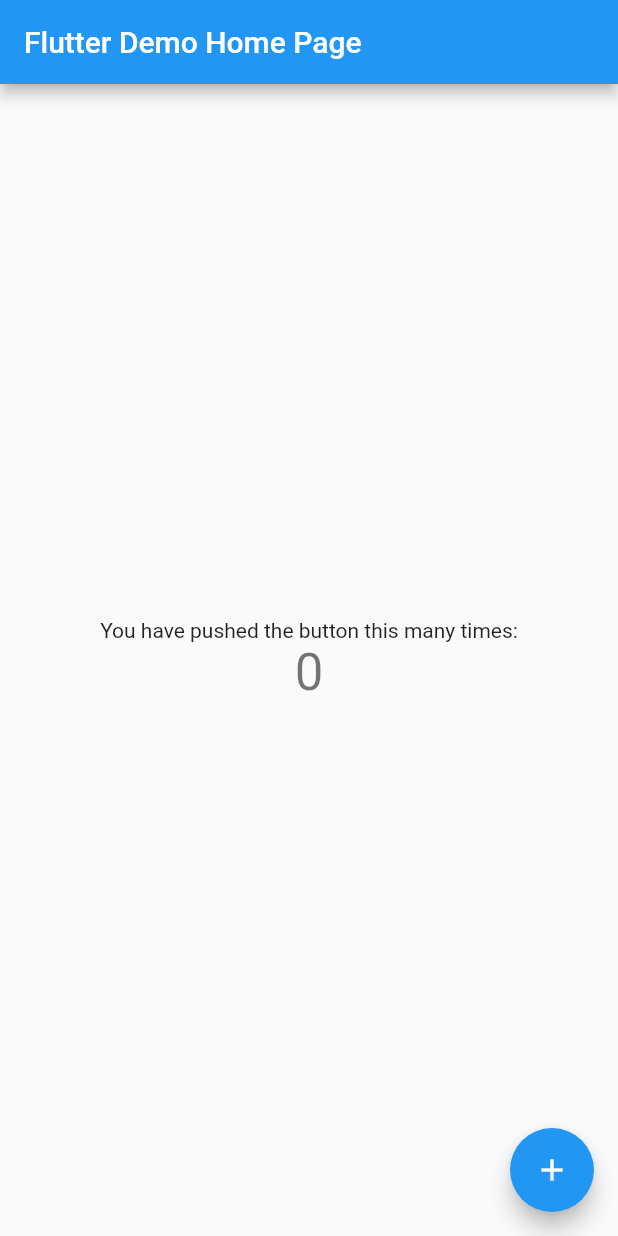
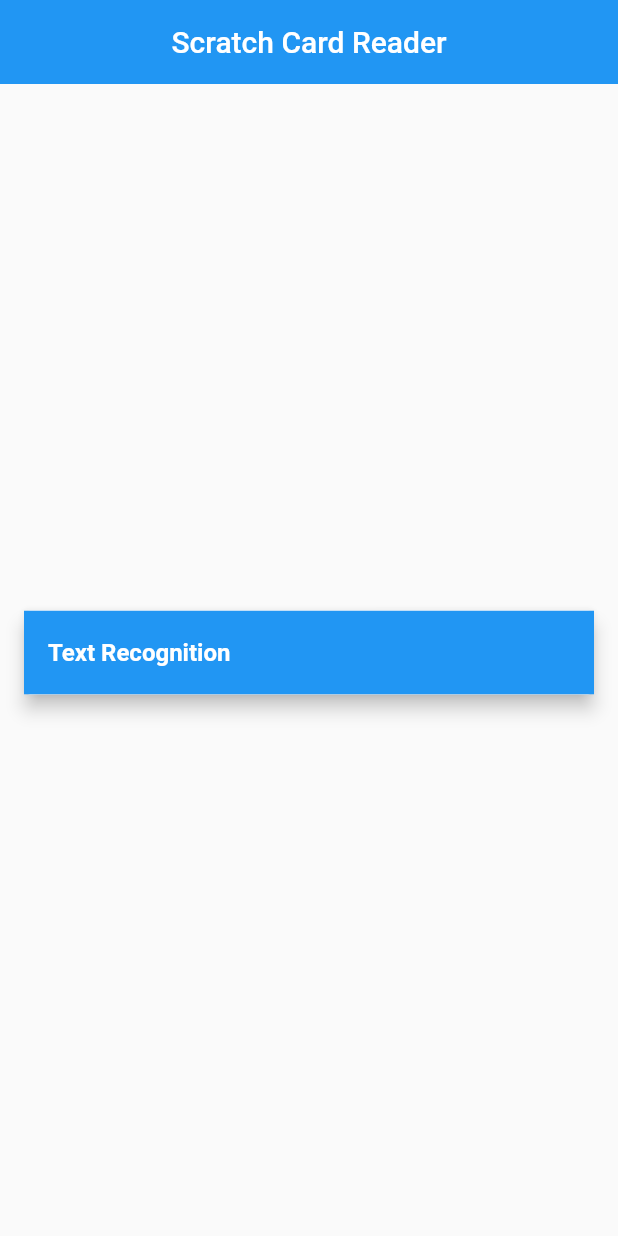
Before and after one commit to ArunaNuwantha/Scratch-Card-Reader, a Flutter app: the screen it shows after launch, on a phone screen of 412 x 824 dp. Run offline on Flutter 3.47's test engine with Material 2 defaults, Android fonts, the phone set to English and light mode, and no system bars; our stand-ins replace camera.

Commit message:
created camera & text recognizer widgets

```diff
--- a/sc_reader/lib/main.dart
+++ b/sc_reader/lib/main.dart
@@ -1,115 +1,84 @@
+import 'package:camera/camera.dart';
 import 'package:flutter/material.dart';
 
-void main() {
-  runApp(const MyApp());
+import 'vision_detector_views/text_detector_view.dart';
+
+List<CameraDescription> cameras = [];
+
+Future<void> main() async {
+  WidgetsFlutterBinding.ensureInitialized();
+
+  cameras = await availableCameras();
+
+  runApp(MyApp());
 }
 
 class MyApp extends StatelessWidget {
-  const MyApp({Key? key}) : super(key: key);
-
-  // This widget is the root of your application.
   @override
   Widget build(BuildContext context) {
     return MaterialApp(
-      title: 'Flutter Demo',
-      theme: ThemeData(
-        // This is the theme of your application.
-        //
-        // Try running your application with "flutter run". You'll see the
-        // application has a blue toolbar. Then, without quitting the app, try
-        // changing the primarySwatch below to Colors.green and then invoke
-        // "hot reload" (press "r" in the console where you ran "flutter run",
-        // or simply save your changes to "hot reload" in a Flutter IDE).
-        // Notice that the counter didn't reset back to zero; the application
-        // is not restarted.
-        primarySwatch: Colors.blue,
-      ),
-      home: const MyHomePage(title: 'Flutter Demo Home Page'),
+      debugShowCheckedModeBanner: false,
+      home: Home(),
     );
   }
 }
 
-class MyHomePage extends StatefulWidget {
-  const MyHomePage({Key? key, required this.title}) : super(key: key);
-
-  // This widget is the home page of your application. It is stateful, meaning
-  // that it has a State object (defined below) that contains fields that affect
-  // how it looks.
-
-  // This class is the configuration for the state. It holds the values (in this
-  // case the title) provided by the parent (in this case the App widget) and
-  // used by the build method of the State. Fields in a Widget subclass are
-  // always marked "final".
-
-  final String title;
-
+class Home extends StatelessWidget {
   @override
-  State<MyHomePage> createState() => _MyHomePageState();
+  Widget build(BuildContext context) {
+    return Scaffold(
+      appBar: AppBar(
+        title: Text('Scratch Card Reader'),
+        centerTitle: true,
+        elevation: 0,
+      ),
+      body: SafeArea(
+        child: Center(
+          child: SingleChildScrollView(
+            child: Padding(
+              padding: EdgeInsets.symmetric(horizontal: 16),
+              child: Column(
+                children: [
+                      CustomCard('Text Recognition', TextRecognizerView())
+                ],
+              ),
+            ),
+          ),
+        ),
+      ),
+    );
+  }
 }
 
-class _MyHomePageState extends State<MyHomePage> {
-  int _counter = 0;
+class CustomCard extends StatelessWidget {
+  final String _label;
+  final Widget _viewPage;
+  final bool featureCompleted;
 
-  void _incrementCounter() {
-    setState(() {
-      // This call to setState tells the Flutter framework that something has
-      // changed in this State, which causes it to rerun the build method below
-      // so that the display can reflect the updated values. If we changed
-      // _counter without calling setState(), then the build method would not be
-      // called again, and so nothing would appear to happen.
-      _counter++;
-    });
-  }
+  const CustomCard(this._label, this._viewPage, {this.featureCompleted = true});
 
   @override
   Widget build(BuildContext context) {
-    // This method is rerun every time setState is called, for instance as done
-    // by the _incrementCounter method above.
-    //
-    // The Flutter framework has been optimized to make rerunning build methods
-    // fast, so that you can just rebuild anything that needs updating rather
-    // than having to individually change instances of widgets.
-    return Scaffold(
-      appBar: AppBar(
-        // Here we take the value from the MyHomePage object that was created by
-        // the App.build method, and use it to set our appbar title.
-        title: Text(widget.title),
+    return Card(
+      elevation: 5,
+      margin: EdgeInsets.only(bottom: 10),
+      child: ListTile(
+        tileColor: Theme.of(context).primaryColor,
+        title: Text(
+          _label,
+          style: TextStyle(color: Colors.white, fontWeight: FontWeight.bold),
+        ),
+        onTap: () {
+          if (!featureCompleted) {
+            ScaffoldMessenger.of(context).showSnackBar(SnackBar(
+                content:
+                    const Text('This feature has not been implemented yet')));
+          } else {
+            Navigator.push(
+                context, MaterialPageRoute(builder: (context) => _viewPage));
+          }
+        },
       ),
-      body: Center(
-        // Center is a layout widget. It takes a single child and positions it
-        // in the middle of the parent.
-        child: Column(
-          // Column is also a layout widget. It takes a list of children and
-          // arranges them vertically. By default, it sizes itself to fit its
-          // children horizontally, and tries to be as tall as its parent.
-          //
-          // Invoke "debug painting" (press "p" in the console, choose the
-          // "Toggle Debug Paint" action from the Flutter Inspector in Android
-          // Studio, or the "Toggle Debug Paint" command in Visual Studio Code)
-          // to see the wireframe for each widget.
-          //
-          // Column has various properties to control how it sizes itself and
-          // how it positions its children. Here we use mainAxisAlignment to
-          // center the children vertically; the main axis here is the vertical
-          // axis because Columns are vertical (the cross axis would be
-          // horizontal).
-          mainAxisAlignment: MainAxisAlignment.center,
-          children: <Widget>[
-            const Text(
-              'You have pushed the button this many times:',
-            ),
-            Text(
-              '$_counter',
-              style: Theme.of(context).textTheme.headline4,
-            ),
-          ],
-        ),
-      ),
-      floatingActionButton: FloatingActionButton(
-        onPressed: _incrementCounter,
-        tooltip: 'Increment',
-        child: const Icon(Icons.add),
-      ), // This trailing comma makes auto-formatting nicer for build methods.
     );
   }
 }
--- a/sc_reader/pubspec.yaml
+++ b/sc_reader/pubspec.yaml
@@ -29,11 +29,16 @@ environment:
 dependencies:
   flutter:
     sdk: flutter
+  image_picker: ^0.8.5
+  permission_handler: ^9.2.0
 
 
   # The following adds the Cupertino Icons font to your application.
   # Use with the CupertinoIcons class for iOS style icons.
   cupertino_icons: ^1.0.2
+  google_ml_kit: ^0.10.0
+  path_provider: ^2.0.9
+  camera: ^0.9.4+21
 
 dev_dependencies:
   flutter_test:
```
Also changed, not shown: sc_reader/pubspec.lock, 5 other files.
